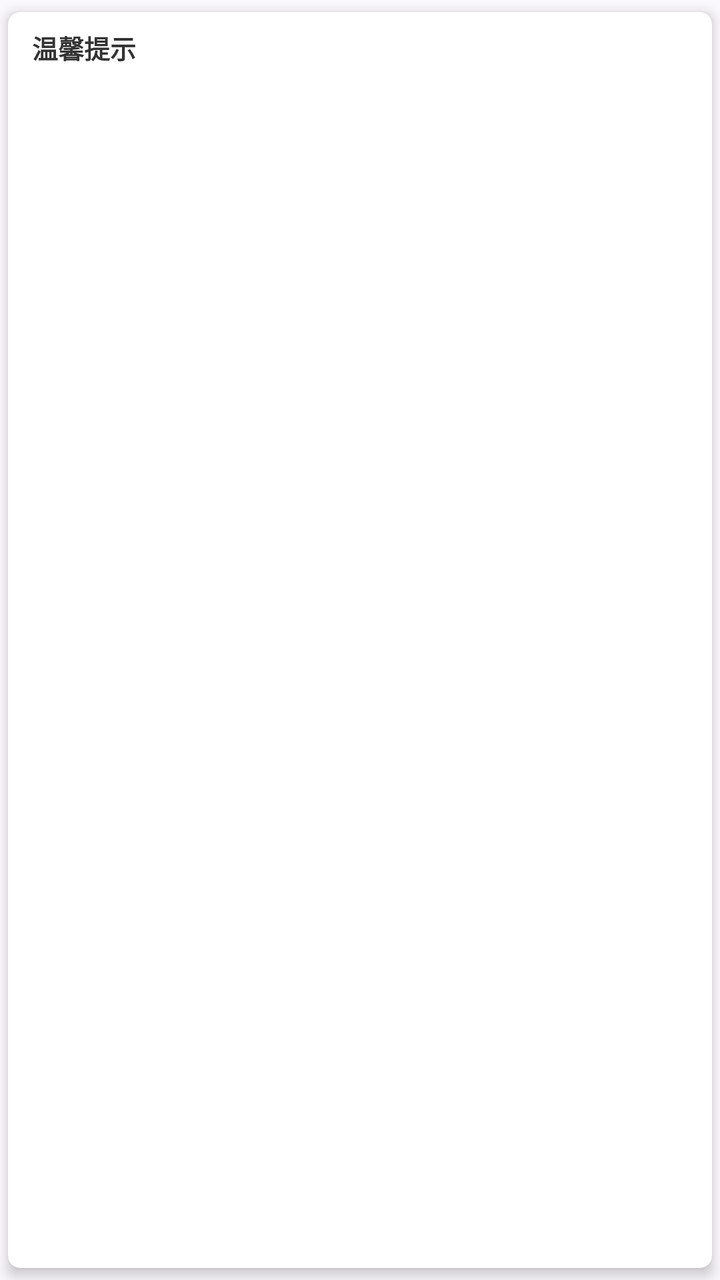
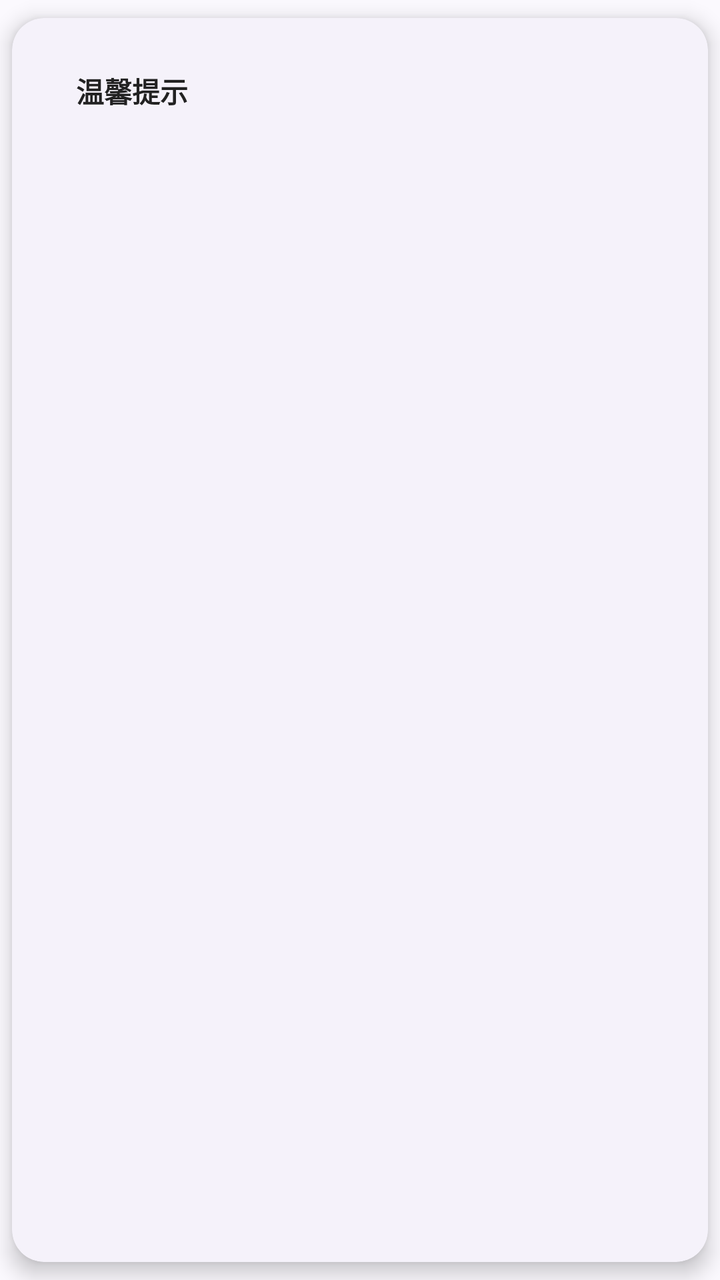

Two renders of the same Android screen: before a commit and after it. Below are the layout's source before the change and the commit's diff.
<!-- AndroidManifest.xml: application theme Theme.WanXiangHub -->
<!-- res/layout/item_warm_tip.xml -->
<?xml version="1.0" encoding="utf-8"?>
<androidx.cardview.widget.CardView xmlns:android="http://schemas.android.com/apk/res/android"
    xmlns:app="http://schemas.android.com/apk/res-auto"
    android:id="@+id/card_tip"
    android:layout_width="wrap_content"
    android:layout_height="wrap_content"
    app:cardCornerRadius="6dp"
    app:cardElevation="4dp"
    app:cardPreventCornerOverlap="false"
    app:cardUseCompatPadding="true">

    <RelativeLayout
        android:layout_width="wrap_content"
        android:layout_height="wrap_content"
        android:paddingStart="12dp"
        android:paddingTop="8dp"
        android:paddingEnd="24dp"
        android:paddingBottom="8dp">

        <TextView
            android:id="@+id/tv_tip_content"
            android:layout_width="wrap_content"
            android:layout_height="wrap_content"
            android:text="温馨提示"
            android:textColor="#333333"
            android:textSize="13sp"
            android:textStyle="bold" />

        <ImageView
            android:id="@+id/btn_close_tip"
            android:layout_width="16dp"
            android:layout_height="16dp"
            android:layout_alignParentEnd="true"
            android:layout_alignParentTop="true"
            android:layout_marginEnd="-20dp"
            android:layout_marginTop="-4dp"
            android:src="@drawable/close_icon"
            app:tint="#666666" 
            android:visibility="gone"/>
            
    </RelativeLayout>

    
    <FrameLayout
        android:id="@+id/fl_close_area"
        android:layout_width="24dp"
        android:layout_height="24dp"
        android:layout_gravity="top|end"
        android:visibility="invisible">
        
        <TextView
            android:layout_width="wrap_content"
            android:layout_height="wrap_content"
            android:text="×"
            android:textColor="#555"
            android:textSize="14sp"
            android:layout_gravity="center"
            android:textStyle="bold"/>
    </FrameLayout>

</androidx.cardview.widget.CardView>
<!-- resources referenced by this layout -->
<resources>
  <!-- drawable close_icon (drawable) -->
  <vector xmlns:android="http://schemas.android.com/apk/res/android"
      android:width="24dp"
      android:height="24dp"
      android:viewportWidth="24"
      android:viewportHeight="24"
      android:tint="@color/text_color">
      <path
          android:fillColor="@android:color/white"
          android:pathData="M19,6.41L17.59,5 12,10.59 6.41,5 5,6.41 10.59,12 5,17.59 6.41,19 12,13.41 17.59,19 19,17.59 13.41,12z"/>
  </vector>
  <style name="Theme.WanXiangHub" parent="Base.Theme.WanXiangHub" />
  <color name="text_color">#1B1B1F</color>
  <color name="primary">#6366F1</color>
  <color name="on_primary">#FFFFFF</color>
  <color name="primary_container">#E1E0FF</color>
  <color name="on_primary_container">#1A1B78</color>
  <color name="primary_light">#818CF8</color>
  <color name="secondary">#8B5CF6</color>
  <color name="on_secondary">#FFFFFF</color>
  <color name="secondary_container">#E9DDFF</color>
  <color name="on_secondary_container">#2B0093</color>
  <color name="tertiary">#EC4899</color>
  <color name="on_tertiary">#FFFFFF</color>
  <color name="tertiary_container">#FFD9E6</color>
  <color name="on_tertiary_container">#3E001D</color>
  <color name="background">#FBF9FE</color>
  <color name="surface">#FFFFFF</color>
  <color name="text_primary">#1B1B1F</color>
  <color name="text_secondary">#5A5960</color>
  <color name="surface_variant">#E6E1EC</color>
  <color name="surface_container_lowest">#FFFFFF</color>
  <color name="surface_container_low">#F5F2FA</color>
  <color name="surface_container">#EFECF4</color>
  <color name="surface_container_high">#EAE7F0</color>
  <color name="surface_container_highest">#E4E1EB</color>
  <color name="outline">#787680</color>
  <color name="outline_variant">#C8C4D2</color>
  <color name="error">#BA1A1A</color>
  <color name="error_container">#FFDAD6</color>
  <style name="Shape.App.Small" parent="ShapeAppearance.Material3.Corner.Small">
          <item name="cornerSize">12dp</item>
      </style>
  <style name="Shape.App.Medium" parent="ShapeAppearance.Material3.Corner.Medium">
          <item name="cornerSize">20dp</item>
      </style>
  <style name="Shape.App.Large" parent="ShapeAppearance.Material3.Corner.Large">
          <item name="cornerSize">28dp</item>
      </style>
  <style name="Shape.App.ExtraLarge" parent="ShapeAppearance.Material3.Corner.ExtraLarge">
          <item name="cornerSize">32dp</item>
      </style>
  <style name="Widget.App.CardView" parent="Widget.Material3.CardView.Elevated">
          <item name="cardBackgroundColor">?attr/colorSurfaceContainerLow</item>
          <item name="cardCornerRadius">24dp</item>
          <item name="cardElevation">0dp</item>
          <item name="strokeWidth">0dp</item>
          <item name="contentPadding">16dp</item>
      </style>
  <style name="Widget.App.BottomNavigationView" parent="Widget.Material3.BottomNavigationView">
          <item name="elevation">0dp</item>
          <item name="labelVisibilityMode">labeled</item>
      </style>
  <style name="Widget.App.Button" parent="Widget.Material3.Button">
          <item name="shapeAppearanceOverlay">@style/Shape.App.Button.Pill</item>
          <item name="android:minHeight">52dp</item>
          <item name="android:paddingStart">24dp</item>
          <item name="android:paddingEnd">24dp</item>
          <item name="android:textSize">15sp</item>
          <item name="android:textStyle">bold</item>
      </style>
  <style name="Widget.App.Button.TextButton" parent="Widget.Material3.Button.TextButton">
          <item name="android:textStyle">bold</item>
      </style>
  <style name="Shape.App.Button.Pill" parent="">
          <item name="cornerSize">50%</item>
      </style>
  <!-- unchanged entries left out for length: 1 -->
</resources>

<!-- the commit's change to res/layout/item_warm_tip.xml (unified diff, before → after) -->
@@ -1,61 +1,63 @@
 <?xml version="1.0" encoding="utf-8"?>
-<androidx.cardview.widget.CardView xmlns:android="http://schemas.android.com/apk/res/android"
+<com.google.android.material.card.MaterialCardView xmlns:android="http://schemas.android.com/apk/res/android"
     xmlns:app="http://schemas.android.com/apk/res-auto"
     android:id="@+id/card_tip"
     android:layout_width="wrap_content"
     android:layout_height="wrap_content"
-    app:cardCornerRadius="6dp"
-    app:cardElevation="4dp"
+    app:cardCornerRadius="16dp"
+    app:cardElevation="6dp"
     app:cardPreventCornerOverlap="false"
-    app:cardUseCompatPadding="true">
+    app:cardUseCompatPadding="true"
+    app:strokeWidth="0dp">
 
     <RelativeLayout
         android:layout_width="wrap_content"
         android:layout_height="wrap_content"
-        android:paddingStart="12dp"
-        android:paddingTop="8dp"
-        android:paddingEnd="24dp"
-        android:paddingBottom="8dp">
+        android:paddingStart="16dp"
+        android:paddingTop="10dp"
+        android:paddingEnd="28dp"
+        android:paddingBottom="10dp">
 
         <TextView
             android:id="@+id/tv_tip_content"
             android:layout_width="wrap_content"
             android:layout_height="wrap_content"
             android:text="温馨提示"
-            android:textColor="#333333"
-            android:textSize="13sp"
+            android:textColor="#222222"
+            android:textSize="14sp"
             android:textStyle="bold" />
 
         <ImageView
             android:id="@+id/btn_close_tip"
             android:layout_width="16dp"
             android:layout_height="16dp"
+            android:layout_alignParentTop="true"
             android:layout_alignParentEnd="true"
-            android:layout_alignParentTop="true"
+            android:layout_marginTop="-4dp"
             android:layout_marginEnd="-20dp"
-            android:layout_marginTop="-4dp"
+            android:contentDescription="关闭"
             android:src="@drawable/close_icon"
-            app:tint="#666666" 
-            android:visibility="gone"/>
-            
+            android:visibility="gone"
+            app:tint="#666666" />
+
     </RelativeLayout>
 
     
     <FrameLayout
         android:id="@+id/fl_close_area"
-        android:layout_width="24dp"
-        android:layout_height="24dp"
+        android:layout_width="28dp"
+        android:layout_height="28dp"
         android:layout_gravity="top|end"
         android:visibility="invisible">
-        
+
         <TextView
             android:layout_width="wrap_content"
             android:layout_height="wrap_content"
+            android:layout_gravity="center"
             android:text="×"
             android:textColor="#555"
-            android:textSize="14sp"
-            android:layout_gravity="center"
-            android:textStyle="bold"/>
+            android:textSize="15sp"
+            android:textStyle="bold" />
     </FrameLayout>
 
-</androidx.cardview.widget.CardView>
+</com.google.android.material.card.MaterialCardView>
